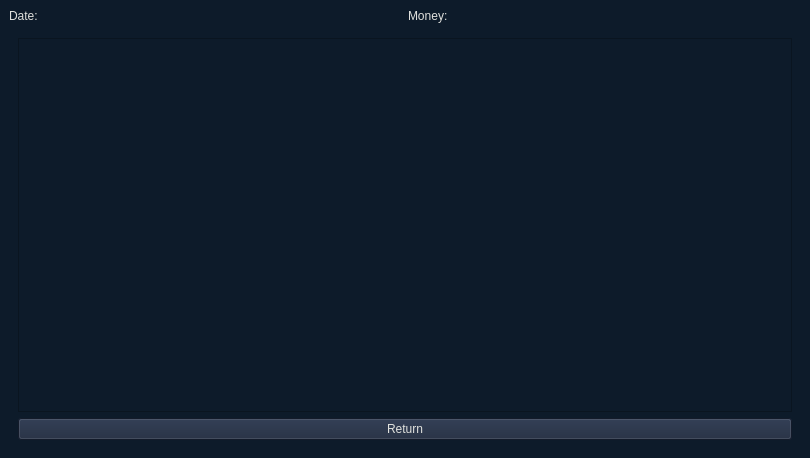
First picture: the form in GUI/main_window1.ui, repository pokoisthebest/finance_master, before the edit.
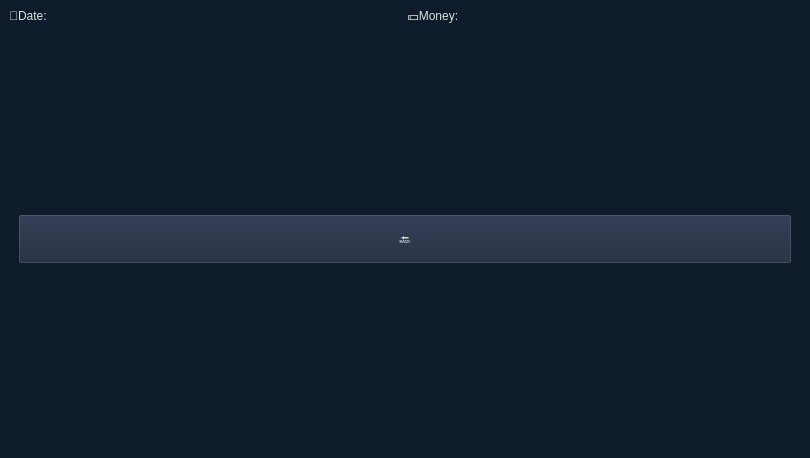
Second picture: the form after the edit.

The edit to the form file:
```diff
--- a/GUI/main_window1.ui
+++ b/GUI/main_window1.ui
@@ -12,8 +12,8 @@
   </property>
   <property name="font">
    <font>
-    <family>Jokerman</family>
-    <pointsize>20</pointsize>
+    <family>Imprint MT Shadow</family>
+    <pointsize>14</pointsize>
    </font>
   </property>
   <property name="windowTitle">
@@ -27,14 +27,12 @@
 }</string>
   </property>
   <widget class="QWidget" name="centralwidget">
+   <property name="font">
+    <font>
+     <pointsize>12</pointsize>
+    </font>
+   </property>
    <layout class="QGridLayout" name="gridLayout">
-    <item row="0" column="1">
-     <widget class="QLabel" name="label_2">
-      <property name="text">
-       <string>Money: </string>
-      </property>
-     </widget>
-    </item>
     <item row="1" column="0" colspan="2">
      <widget class="QStackedWidget" name="stackedWidget">
       <property name="currentIndex">
@@ -67,12 +65,37 @@
       <widget class="QWidget" name="page_2">
        <layout class="QGridLayout" name="gridLayout_4">
         <item row="0" column="0">
-         <widget class="QTableView" name="tableView"/>
+         <layout class="QHBoxLayout" name="hbox">
+          <item>
+           <layout class="QVBoxLayout" name="vbox"/>
+          </item>
+          <item>
+           <layout class="QVBoxLayout" name="vbox_r"/>
+          </item>
+         </layout>
         </item>
         <item row="1" column="0">
          <widget class="QPushButton" name="return_button">
+          <property name="sizePolicy">
+           <sizepolicy hsizetype="Minimum" vsizetype="Minimum">
+            <horstretch>0</horstretch>
+            <verstretch>0</verstretch>
+           </sizepolicy>
+          </property>
+          <property name="minimumSize">
+           <size>
+            <width>0</width>
+            <height>20</height>
+           </size>
+          </property>
+          <property name="maximumSize">
+           <size>
+            <width>16777215</width>
+            <height>50</height>
+           </size>
+          </property>
           <property name="text">
-           <string>Return</string>
+           <string>🔙</string>
           </property>
          </widget>
         </item>
@@ -80,10 +103,17 @@
       </widget>
      </widget>
     </item>
+    <item row="0" column="1">
+     <widget class="QLabel" name="money_label">
+      <property name="text">
+       <string>💵Money: </string>
+      </property>
+     </widget>
+    </item>
     <item row="0" column="0">
      <widget class="QLabel" name="label">
       <property name="text">
-       <string>Date: </string>
+       <string>📅Date: </string>
       </property>
      </widget>
     </item>
```
Left out of the diff: 4 changed lines with no effect on the pictures.
